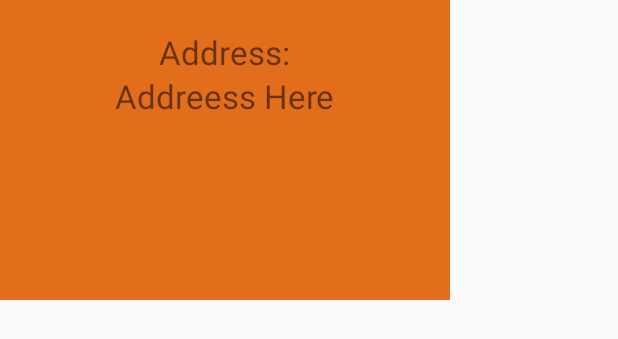
After one commit to mcsimmons/LiveStock2, an Android app: the layout owner_info_popup.xml on its own in the app's theme, with its tools: preview values and no code run, on a phone screen of 412 x 824 dp. The commit adds this screen. Shown: the top 339 px of the screen. Run offline under Robolectric (Android 15) with nearby library versions, the phone set to English and light mode, and no system bars; network calls fail.

Commit message:
Various improvements

```diff
--- a/app/build.gradle
+++ b/app/build.gradle
@@ -9,6 +9,7 @@ android {
         versionCode 1
         versionName "1.0"
         testInstrumentationRunner "android.support.test.runner.AndroidJUnitRunner"
+        vectorDrawables.useSupportLibrary = true
     }
     buildTypes {
         release {
--- a/app/src/main/java/com/example/livestock/AddOwner.java
+++ b/app/src/main/java/com/example/livestock/AddOwner.java
@@ -19,6 +19,9 @@ public class AddOwner extends Activity {
         super.onCreate(savedInstanceState);
         setContentView(R.layout.addowner);
         mFusedLocationClient = LocationServices.getFusedLocationProviderClient(AddOwner.this);
+
+        ((EditText)findViewById(R.id.TXT_OwnerFName)).requestFocus();
+
 
         Button btnRegister = (Button) findViewById(R.id.addOwner);
         btnRegister.setOnClickListener(new View.OnClickListener(){
--- a/app/src/main/java/com/example/livestock/HomeScreen.java
+++ b/app/src/main/java/com/example/livestock/HomeScreen.java
@@ -122,14 +122,15 @@ public class HomeScreen extends AppCompatActivity {
                                 try {
                                     JSONArray jResponse = new JSONArray(response);
 
-                                    Toast.makeText(getApplicationContext(),jResponse.getJSONObject(0).getString("name"), Toast.LENGTH_LONG).show();
 
+                                    long[] owner_ids = new long[jResponse.length() + 1];
                                     double[] longitudes = new double[jResponse.length() + 1];
                                     double[] latitudes = new double[jResponse.length() + 1];
                                     String[] names = new String[jResponse.length() + 1];
                                     long[] phones = new long[jResponse.length() + 1];
 
                                     //Start with user's current location
+                                    owner_ids[0] = -1;
                                     longitudes[0] = longitude;
                                     latitudes[0] = latitude;
                                     names[0] = "You are here";
@@ -138,6 +139,7 @@ public class HomeScreen extends AppCompatActivity {
                                     //Extract all coordinates and names from response
                                     for (int i = 1; i <= jResponse.length(); i++){
                                         JSONObject job = jResponse.getJSONObject(i-1);
+                                        owner_ids[i] = job.getLong("id");
                                         longitudes[i] = job.getDouble("longitude");
                                         latitudes[i] = job.getDouble("latitude");
                                         names[i] = job.getString("name");
@@ -145,6 +147,7 @@ public class HomeScreen extends AppCompatActivity {
                                     }
                                     //Now show success map view
                                     Intent myIntent = new Intent(HomeScreen.this,MapsActivity.class);
+                                    myIntent.putExtra("owner_ids",owner_ids);
                                     myIntent.putExtra("longitudes",longitudes);
                                     myIntent.putExtra("latitudes",latitudes);
                                     myIntent.putExtra("names",names);
--- a/app/src/main/java/com/example/livestock/MainActivity.java
+++ b/app/src/main/java/com/example/livestock/MainActivity.java
@@ -41,6 +41,7 @@ public class MainActivity extends AppCompatActivity {
 
         final LivestockAPI API = LivestockAPI.getInstance(this);
 
+        ((EditText)findViewById(R.id.TXT_Email)).requestFocus();
 
         TextView txtRegister = (TextView) findViewById(R.id.TXT_SignUp);
         txtRegister.setOnClickListener(new View.OnClickListener(){
--- a/app/src/main/java/com/example/livestock/RegisterUser.java
+++ b/app/src/main/java/com/example/livestock/RegisterUser.java
@@ -24,6 +24,9 @@ public class RegisterUser extends Activity {
         super.onCreate(savedInstanceState);
         setContentView(R.layout.registration);
         mFusedLocationClient = LocationServices.getFusedLocationProviderClient(RegisterUser.this);
+
+        ((EditText)findViewById(R.id.TXT_FName)).requestFocus();
+
 
         Button btnRegister = (Button) findViewById(R.id.register);
         btnRegister.setOnClickListener(new View.OnClickListener(){
--- /dev/null
+++ b/app/src/main/res/layout/owner_info_popup.xml
@@ -0,0 +1,31 @@
+<?xml version="1.0" encoding="utf-8"?>
+<RelativeLayout
+    xmlns:android="http://schemas.android.com/apk/res/android"
+    xmlns:tools="http://schemas.android.com/tools"
+    android:layout_width="300dp"
+    android:layout_height="200dp"
+    android:background="@color/LiveStockColor">
+
+    <TextView
+        android:id="@+id/TXT_Address_Label"
+        android:layout_width="wrap_content"
+        android:layout_height="wrap_content"
+        android:layout_centerHorizontal="true"
+        android:layout_marginTop="20dp"
+        android:paddingHorizontal="30dp"
+        android:textSize="22sp"
+        android:text="Address:"/>
+
+    <TextView
+        android:id="@+id/TXT_POP_Owner_Address"
+        android:layout_width="wrap_content"
+        android:layout_height="wrap_content"
+        android:layout_centerInParent="true"
+        android:layout_below="@+id/TXT_Address_Label"
+        android:layout_centerHorizontal="true"
+        android:layout_marginBottom="20dp"
+        android:paddingHorizontal="30dp"
+        android:textSize="22sp"
+        tools:text="Addreess Here" />
+
+</RelativeLayout>
```
Also changed, not shown: app/src/main/java/com/example/livestock/LivestockAPI.java (+14 -0 lines), app/src/main/java/com/example/livestock/MapsActivity.java (+126 -4 lines), app/src/main/res/drawable/ic_call_black_24dp.xml (added, +9 -0 lines), app/src/main/res/drawable/ic_info_outline_black_24dp.xml (added, +9 -0 lines), app/src/main/res/layout/addowner.xml (+13 -6 lines), app/src/main/res/layout/location_search.xml (+22 -3 lines).
